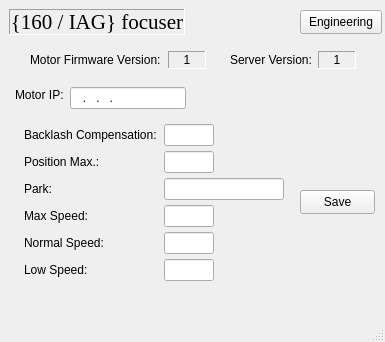
The window that assets/ui/settings.ui (dev-LNA/HostFocuser160) describes before a commit, drawn with Qt 5.
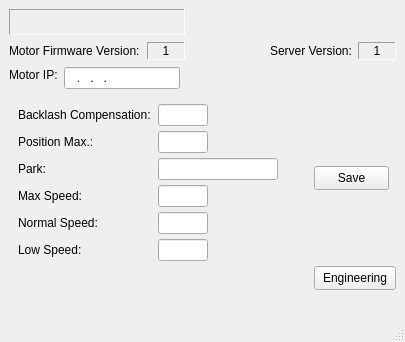
The same window after the commit.

Commit message:
Several updates in settings window
- Added engineering login
- Added configuration changes and store in flash
- Added verification window for the changes

Diff of the .ui file:
```diff
--- a/assets/ui/settings.ui
+++ b/assets/ui/settings.ui
@@ -9,7 +9,7 @@
    <rect>
     <x>0</x>
     <y>0</y>
-    <width>385</width>
+    <width>405</width>
     <height>342</height>
    </rect>
   </property>
@@ -26,8 +26,8 @@
    <widget class="QLabel" name="lblMotoIP">
     <property name="geometry">
      <rect>
-      <x>15</x>
-      <y>87</y>
+      <x>9</x>
+      <y>67</y>
       <width>49</width>
       <height>16</height>
      </rect>
@@ -64,7 +64,7 @@
      <number>1</number>
     </property>
     <property name="text">
-     <string>{160 / IAG} focuser</string>
+     <string/>
     </property>
     <property name="scaledContents">
      <bool>false</bool>
@@ -76,8 +76,8 @@
    <widget class="QPushButton" name="btnEngineering">
     <property name="geometry">
      <rect>
-      <x>300</x>
-      <y>10</y>
+      <x>314</x>
+      <y>266</y>
       <width>82</width>
       <height>24</height>
      </rect>
@@ -98,8 +98,8 @@
    <widget class="QLineEdit" name="txtMotorIP">
     <property name="geometry">
      <rect>
-      <x>70</x>
-      <y>87</y>
+      <x>64</x>
+      <y>67</y>
       <width>116</width>
       <height>22</height>
      </rect>
@@ -129,9 +129,9 @@
    <widget class="QFrame" name="frame">
     <property name="geometry">
      <rect>
-      <x>15</x>
-      <y>115</y>
-      <width>271</width>
+      <x>9</x>
+      <y>95</y>
+      <width>275</width>
       <height>175</height>
      </rect>
     </property>
@@ -423,8 +423,8 @@
    <widget class="QPushButton" name="btnSave">
     <property name="geometry">
      <rect>
-      <x>300</x>
-      <y>190</y>
+      <x>314</x>
+      <y>166</y>
       <width>75</width>
       <height>24</height>
      </rect>
@@ -439,8 +439,8 @@
    <widget class="QWidget" name="layoutWidget">
     <property name="geometry">
      <rect>
-      <x>30</x>
-      <y>50</y>
+      <x>9</x>
+      <y>41</y>
       <width>176</width>
       <height>20</height>
      </rect>
@@ -516,8 +516,8 @@
    <widget class="QWidget" name="layoutWidget">
     <property name="geometry">
      <rect>
-      <x>230</x>
-      <y>50</y>
+      <x>270</x>
+      <y>41</y>
       <width>126</width>
       <height>20</height>
      </rect>
```
Left out of the diff: 2 changed lines with no effect on the pictures. The commit also changes 11 other files.
